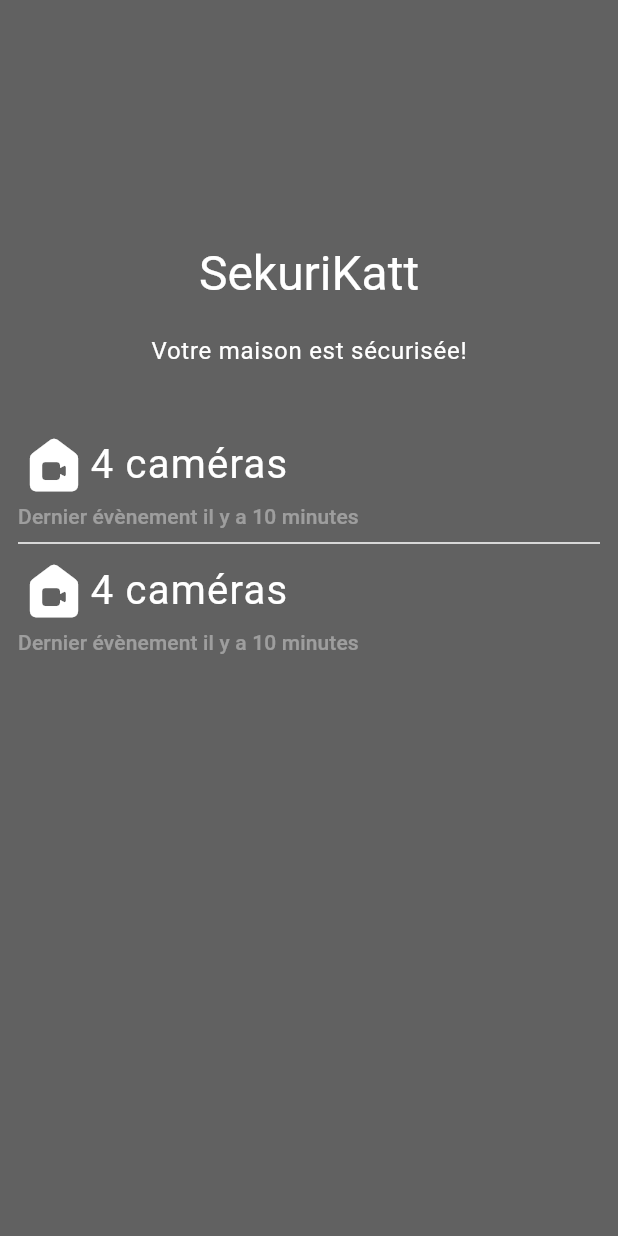
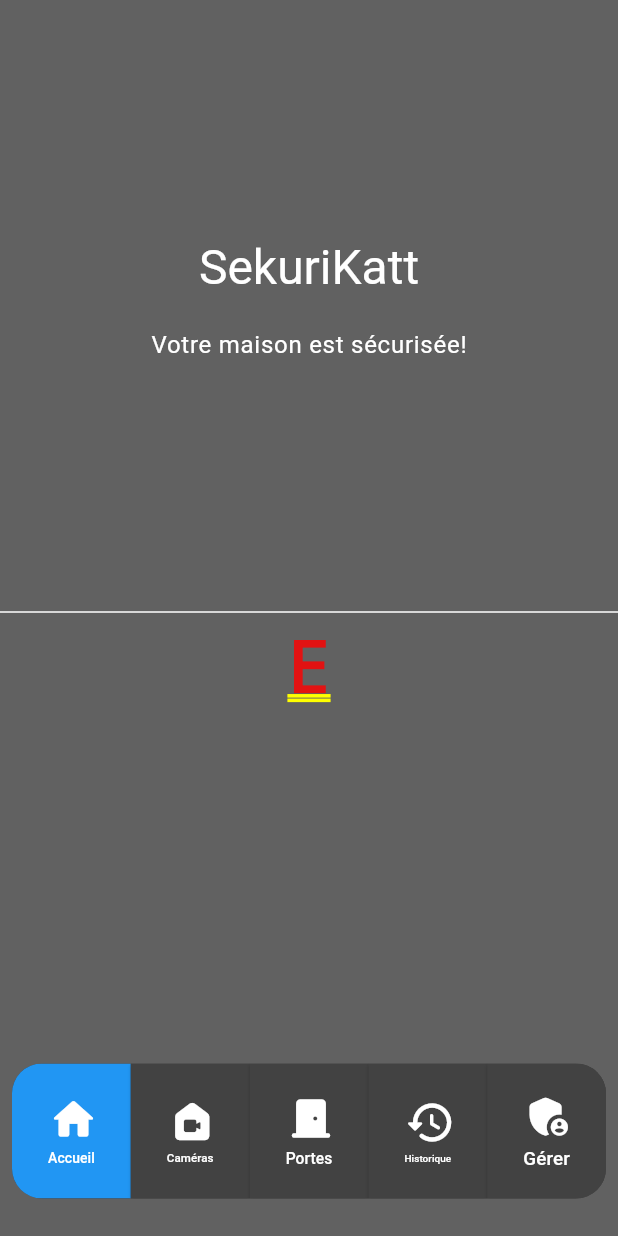
Before and after one commit to surikatt/SekuriKatt, a Flutter app: the screen it shows after launch, on a phone screen of 412 x 824 dp. Run offline on Flutter 3.47's test engine with Material 2 defaults, Android fonts, the phone set to English and light mode, and no system bars; drawn by our look-alikes of dynamic_color; missing offline and left inert: flutter_vlc_player.

Commit message:
Refonte graphique

```diff
--- a/lib/components/app_bar.dart
+++ b/lib/components/app_bar.dart
@@ -6,6 +6,7 @@ class ExtendedAppBar extends StatelessWidget {
   @override
   Widget build(BuildContext context) {
     return Container(
+      height: 400,
       padding: const EdgeInsets.all(12),
       color: Theme.of(context).colorScheme.background,
       child: Center(
@@ -13,9 +14,6 @@ class ExtendedAppBar extends StatelessWidget {
           crossAxisAlignment: CrossAxisAlignment.center,
           mainAxisAlignment: MainAxisAlignment.center,
           children: [
-            const SizedBox(
-              height: 150,
-            ),
             Text(
               "SekuriKatt",
               style: Theme.of(context).typography.tall.headlineLarge,
@@ -25,14 +23,6 @@ class ExtendedAppBar extends StatelessWidget {
               "Votre maison est sécurisée!",
               style: Theme.of(context).typography.tall.bodyLarge,
             ),
-            const SizedBox(height: 40),
-            Column(
-              children: [
-                InfoModule(),
-                Divider(),
-                InfoModule(),
-              ],
-            )
           ],
         ),
       ),
@@ -45,37 +35,71 @@ class InfoModule extends StatelessWidget {
 
   @override
   Widget build(BuildContext context) {
-    return Column(
-      crossAxisAlignment: CrossAxisAlignment.start,
-      children: [
-        Row(children: [
-          const Icon(
-            Icons.camera_indoor_rounded,
-            size: 48,
+    var theme = Theme.of(context);
+    print(
+        "Theme: ${theme.colorScheme.background} ${theme.cardColor} ${theme.colorScheme.surface}");
+
+    return Container(
+      padding: EdgeInsets.fromLTRB(8.0, 0.0, 8.0, 25.0),
+      child: ClipRRect(
+        borderRadius: BorderRadius.circular(20),
+        child: Container(
+          height: 90,
+          color: Theme.of(context).colorScheme.surface,
+          child: Row(
+            crossAxisAlignment: CrossAxisAlignment.stretch,
+            children: const [
+              IconePanel(Icons.home_rounded, label: "Accueil", selected: true,),
+              IconePanel(Icons.camera_indoor_rounded, label: "Caméras"),
+              IconePanel(
+                Icons.door_front_door_rounded,
+                label: "Portes",
+              ),
+              IconePanel(
+                Icons.history_rounded,
+                label: "Historique",
+              ),
+              IconePanel(Icons.admin_panel_settings_rounded, label: "Gérer"),
+            ],
           ),
-          const SizedBox(
-            height: 25,
-          ),
-          SizedBox(
-            height: 40,
-            child: FittedBox(
-              fit: BoxFit.fitHeight,
-              child: Text(
-                "4 caméras",
-                style: Theme.of(context).typography.englishLike.bodyLarge,
-              ),
-            ),
-          ),
-        ]),
-        Text(
-          "Dernier évènement il y a 10 minutes",
-          style: Theme.of(context)
-              .typography
-              .englishLike
-              .labelLarge!
-              .copyWith(color: Theme.of(context).disabledColor),
-        )
-      ],
+        ),
+      ),
     );
   }
 }
+
+class IconePanel extends StatelessWidget {
+  const IconePanel(this.iconData,
+      {super.key, required this.label, this.selected = false});
+  final IconData iconData;
+  final String label;
+  final bool selected;
+
+  @override
+  Widget build(BuildContext context) {
+    Color bgColor = selected ? Theme.of(context).colorScheme.primary : Theme.of(context).colorScheme.surface;
+    Color fgColor = selected ? Theme.of(context).colorScheme.onPrimary : Theme.of(context).colorScheme.onSurface;
+
+    return Expanded(
+      child: ElevatedButton(
+          style: ElevatedButton.styleFrom(
+              shape: const RoundedRectangleBorder(side: BorderSide.none),
+              backgroundColor: bgColor,
+              foregroundColor: fgColor),
+          onPressed: () {},
+          child: Column(
+            mainAxisAlignment: MainAxisAlignment.center,
+            children: [
+              Icon(
+                iconData,
+                size: 34,
+              ),
+              SizedBox(height: 2),
+              FittedBox(
+                child: Text(label),
+              ),
+            ],
+          )),
+    );
+  }
+}
--- a/lib/main.dart
+++ b/lib/main.dart
@@ -21,11 +21,12 @@ class MyApp extends StatelessWidget {
   // This widget is the root of your application.
   @override
   Widget build(BuildContext context) {
-    DynamicColorPlugin.getCorePalette().then((value) => print("Got theme: $value"));
+    DynamicColorPlugin.getCorePalette()
+        .then((value) => print("Got theme: $value"));
 
     return DynamicColorBuilder(
         builder: (ColorScheme? lightDynamic, ColorScheme? darkDynamic) {
-          print("Dark: $darkDynamic, Light: $lightDynamic");
+      print("Dark: $darkDynamic, Light: $lightDynamic");
 
       return MaterialApp(
         title: 'Flutter Demo',
@@ -58,7 +59,9 @@ class App extends StatelessWidget {
               child: Column(
                 children: [
                   const ExtendedAppBar(),
-                  //CameraView(),
+                  Divider(),
+                  Expanded(child: Text("E")),
+                  const InfoModule(),
                 ],
               ),
             ),
--- a/pubspec.yaml
+++ b/pubspec.yaml
@@ -38,6 +38,7 @@ dependencies:
   # Use with the CupertinoIcons class for iOS style icons.
   cupertino_icons: ^1.0.2
   flutter_vlc_player: ^7.2.0
+  dynamic_color: ^1.6.2
 
 dev_dependencies:
   flutter_test:
```
Also changed, not shown: pubspec.lock, 5 other files.
